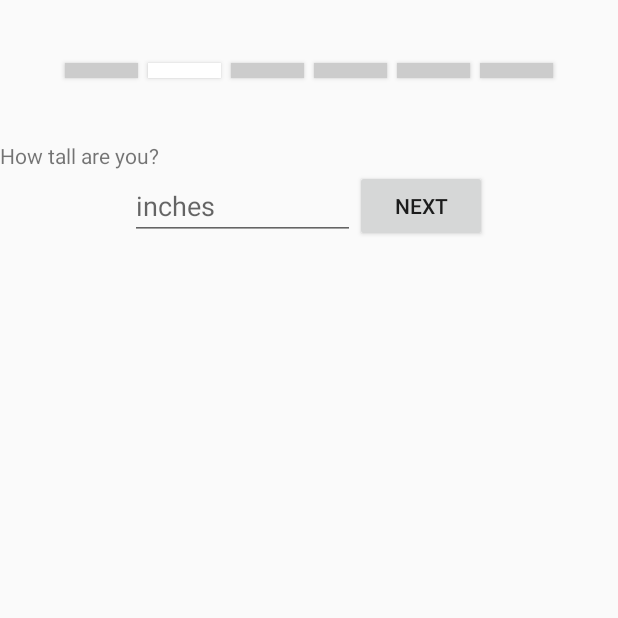
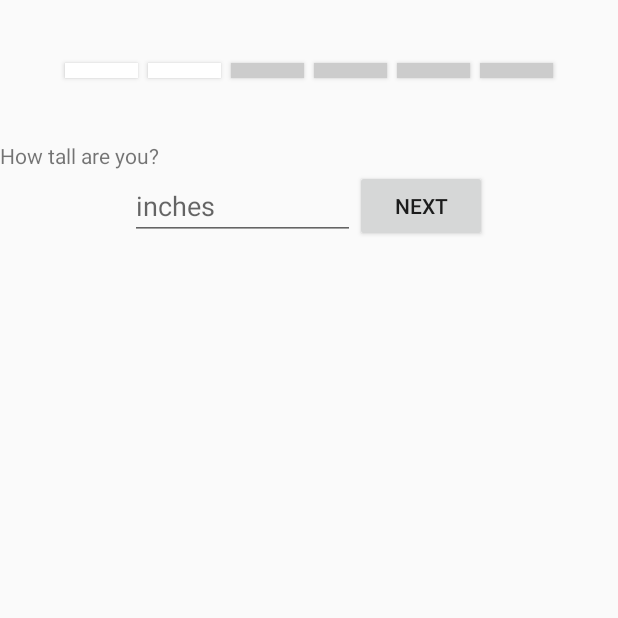
Before and after one commit to stevenoh93/AskMama, an Android app: the InputPagerActivity screen opened directly, with no data from a screen before it, after a tap on "NEXT", on a phone screen of 412 x 824 dp, the top half of it. Run offline under Robolectric (Android 15) with nearby library versions, the phone set to English and light mode, and no system bars.

Commit message:
Working backbone registration. Need to cleanup interface

```diff
--- a/mobile/AskMama/app/src/main/java/com/stevenoh/reginahong/askmama/InputFragment.java
+++ b/mobile/AskMama/app/src/main/java/com/stevenoh/reginahong/askmama/InputFragment.java
@@ -22,10 +22,10 @@ public class InputFragment extends Fragment {
     private int mPage;
     private UserProfile mUser;
 
-    private TextView question;
-    private ImageView imageView;
-    private Button nextButton;
-    private EditText text;
+    private TextView mQuestion;
+    private ImageView mImageView;
+    private Button mNextButton;
+    private EditText nText;
 
 
     public static InputFragment newInstance(int idx) {
@@ -54,22 +54,22 @@ public class InputFragment extends Fragment {
         // set text
 
         MyUtilities.updateProgressBar(v, mPage);
-        question = (TextView) v.findViewById(R.id.input_question_textView);
-        imageView = (ImageView) v.findViewById(R.id.input_image_view);
-        nextButton = (Button) v.findViewById(R.id.input_next_button);
-        text = (EditText) v.findViewById(R.id.input_edit_text);
+        mQuestion = (TextView) v.findViewById(R.id.input_question_textView);
+        mImageView = (ImageView) v.findViewById(R.id.input_image_view);
+        mNextButton = (Button) v.findViewById(R.id.input_next_button);
+        nText = (EditText) v.findViewById(R.id.input_edit_text);
         switch (mPage) {
             case 1:
                 // Set imageview source
                 // Set button color
-                question.setText(R.string.question_height);
-                text.setHint(R.string.input_height);
-                text.setInputType(InputType.TYPE_CLASS_NUMBER);
-                nextButton.setOnClickListener(new View.OnClickListener() {
+                mQuestion.setText(R.string.question_height);
+                nText.setHint(R.string.input_height);
+                nText.setInputType(InputType.TYPE_CLASS_NUMBER);
+                mNextButton.setOnClickListener(new View.OnClickListener() {
                     public void onClick(View view) {
                         boolean set = false;
                         try {
-                            mUser.setHeight(Double.parseDouble(text.getText().toString()));
+                            mUser.setHeight(Double.parseDouble(nText.getText().toString()));
                             set = true;
                         } catch (Exception e) {
                             Toast.makeText(getActivity(), R.string.error_height, Toast.LENGTH_SHORT).show();
@@ -82,14 +82,14 @@ public class InputFragment extends Fragment {
             case 2:
                 // Set imageview source
                 // Set button color
-                question.setText(R.string.question_weight);
-                text.setHint(R.string.input_weight);
-                text.setInputType(InputType.TYPE_CLASS_NUMBER);
-                nextButton.setOnClickListener(new View.OnClickListener() {
+                mQuestion.setText(R.string.question_weight);
+                nText.setHint(R.string.input_weight);
+                nText.setInputType(InputType.TYPE_CLASS_NUMBER);
+                mNextButton.setOnClickListener(new View.OnClickListener() {
                     public void onClick(View view) {
                         boolean set = false;
                         try {
-                            mUser.setWeight(Double.parseDouble(text.getText().toString()));
+                            mUser.setWeight(Double.parseDouble(nText.getText().toString()));
                             set = true;
                         } catch (Exception e) {
                             Toast.makeText(getActivity(), R.string.error_weight, Toast.LENGTH_SHORT).show();
@@ -103,21 +103,48 @@ public class InputFragment extends Fragment {
                 // Set imageview source
                 // Set button color
                 // Change to date picker fragment later
-                question.setText(R.string.question_dob);
-                text.setHint(R.string.input_dob);
-                nextButton.setOnClickListener(new View.OnClickListener() {
+                mQuestion.setText(R.string.question_dob);
+                nText.setHint(R.string.input_dob);
+                mNextButton.setOnClickListener(new View.OnClickListener() {
                     public void onClick(View view) {
                         boolean set = false;
                         try {
-                            mUser.setDob(new Date(text.getText().toString()));
+                            mUser.setDob(new Date(nText.getText().toString()));
                             set = true;
                         } catch (Exception e) {
                             Toast.makeText(getActivity(), R.string.error_dob, Toast.LENGTH_SHORT).show();
                         }
                         if (set)
-                            ((InputPagerActivity) getActivity()).mViewPager.setCurrentItem(3);
+                            ((InputPagerActivity) getActivity()).mViewPager.setCurrentItem(4);
                     }
                 });
+                break;
+            case 4:
+                // Set male female image view source, female selected by default
+                mQuestion.setText(R.string.question_sex);
+                nText.setVisibility(View.GONE);
+                mNextButton.setVisibility(View.GONE);
+                mImageView.setVisibility(View.GONE);
+                LinearLayout maleFemaleImage = (LinearLayout) v.findViewById(R.id.input_maleFemalePage_LinearLayout);
+                maleFemaleImage.setVisibility(View.VISIBLE);
+                // Female image
+                ((ImageView) maleFemaleImage.getChildAt(0)).setOnClickListener(new View.OnClickListener() {
+                    public void onClick(View view) {
+                        mUser.setMale(false);
+                        // change image to selected
+                        ((InputPagerActivity) getActivity()).mViewPager.setCurrentItem(5);
+                    }
+                });
+                // Male image
+                ((ImageView) maleFemaleImage.getChildAt(1)).setOnClickListener(new View.OnClickListener() {
+                    public void onClick(View view) {
+                        mUser.setMale(true);
+                        // change image to selected
+                        ((InputPagerActivity) getActivity()).mViewPager.setCurrentItem(5);
+                    }
+                });
+                break;
+            case 5:
                 break;
         }
 
--- a/mobile/AskMama/app/src/main/java/com/stevenoh/reginahong/askmama/InputPagerActivity.java
+++ b/mobile/AskMama/app/src/main/java/com/stevenoh/reginahong/askmama/InputPagerActivity.java
@@ -23,6 +23,8 @@ public class InputPagerActivity extends FragmentActivity {
         pages.add(InputFragment.newInstance(1));
         pages.add(InputFragment.newInstance(2));
         pages.add(InputFragment.newInstance(3));
+        pages.add(InputFragment.newInstance(4));
+        pages.add(new ActiveLevelFragment());
 
 
 //        mViewPager = (ViewPager) findViewById(R.id.viewPager);
--- a/mobile/AskMama/app/src/main/java/com/stevenoh/reginahong/askmama/MyUtilities.java
+++ b/mobile/AskMama/app/src/main/java/com/stevenoh/reginahong/askmama/MyUtilities.java
@@ -9,7 +9,7 @@ public class MyUtilities {
     public static void updateProgressBar(View view, int page) {
         LinearLayout progressBar = (LinearLayout) view.findViewById(R.id.progress_bar);
         for (int i=0; i<=page; i++) {
-            progressBar.getChildAt(page).setBackgroundResource(R.color.white);
+            progressBar.getChildAt(i).setBackgroundResource(R.color.white);
         }
     }
 }
--- a/mobile/AskMama/app/src/main/res/layout/fragment_input_page.xml
+++ b/mobile/AskMama/app/src/main/res/layout/fragment_input_page.xml
@@ -28,7 +28,23 @@
         <ImageView
             android:id="@+id/input_image_view"
             android:layout_width="match_parent"
-            android:layout_height="wrap_content" />
+            android:layout_height="wrap_content"
+            />
+
+        <LinearLayout
+            android:id="@+id/input_maleFemalePage_LinearLayout"
+            android:layout_width="match_parent"
+            android:layout_height="wrap_content"
+            android:visibility="gone">
+            <ImageView
+                android:layout_width="0dp"
+                android:layout_height="wrap_content"
+                android:layout_weight="1"/>
+            <ImageView
+                android:layout_width="0dp"
+                android:layout_height="wrap_content"
+                android:layout_weight="1"/>
+            </LinearLayout>
 
         <LinearLayout
             android:layout_width="match_parent"
--- a/mobile/AskMama/app/src/main/res/values/colors.xml
+++ b/mobile/AskMama/app/src/main/res/values/colors.xml
@@ -10,4 +10,7 @@
     <color name="pink">#ffcc99</color>
     <color name="purple">#d8c5cf</color>
     <color name="blue">#8ac4dc</color>
+    <color name="blue70">#B38ac4dc</color>
+    <color name="blue40">#288ac4dc</color>
+    <color name="blue20">#148ac4dc</color>
 </resources>
```
Also changed, not shown: mobile/AskMama/app/src/main/java/com/stevenoh/reginahong/askmama/ActiveLevelFragment.java (added, +78 -0 lines), mobile/AskMama/app/src/main/java/com/stevenoh/reginahong/askmama/UserProfile.java (+12 -0 lines), mobile/AskMama/app/src/main/res/layout/fragment_active_level_page.xml (added, +55 -0 lines).
